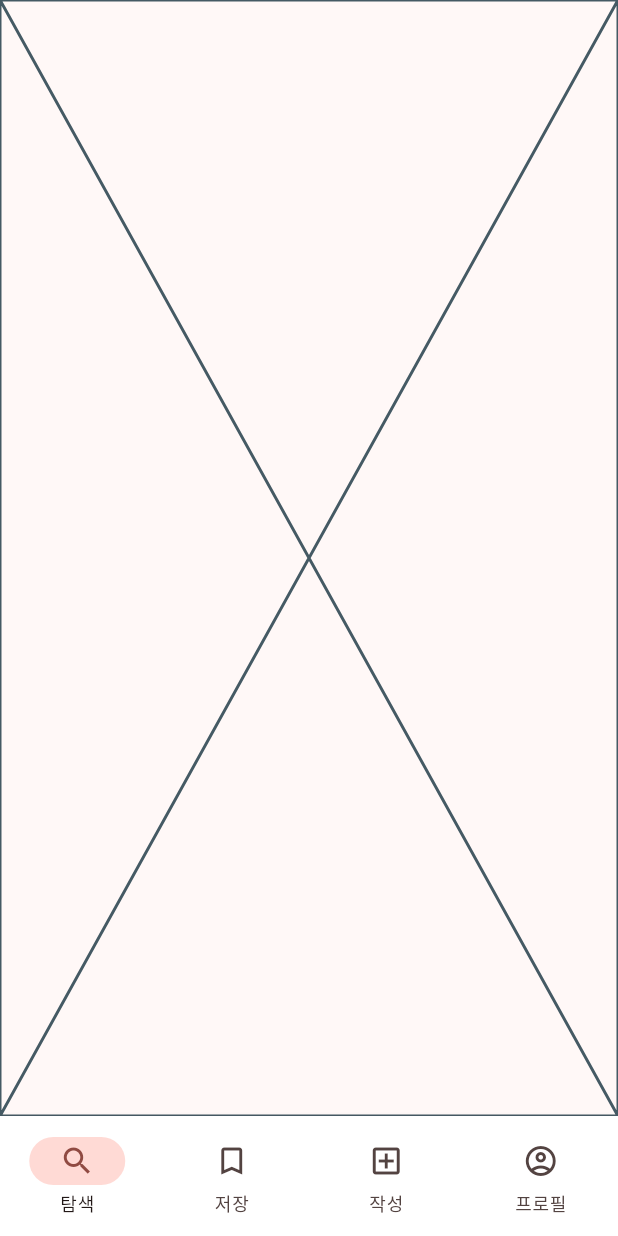
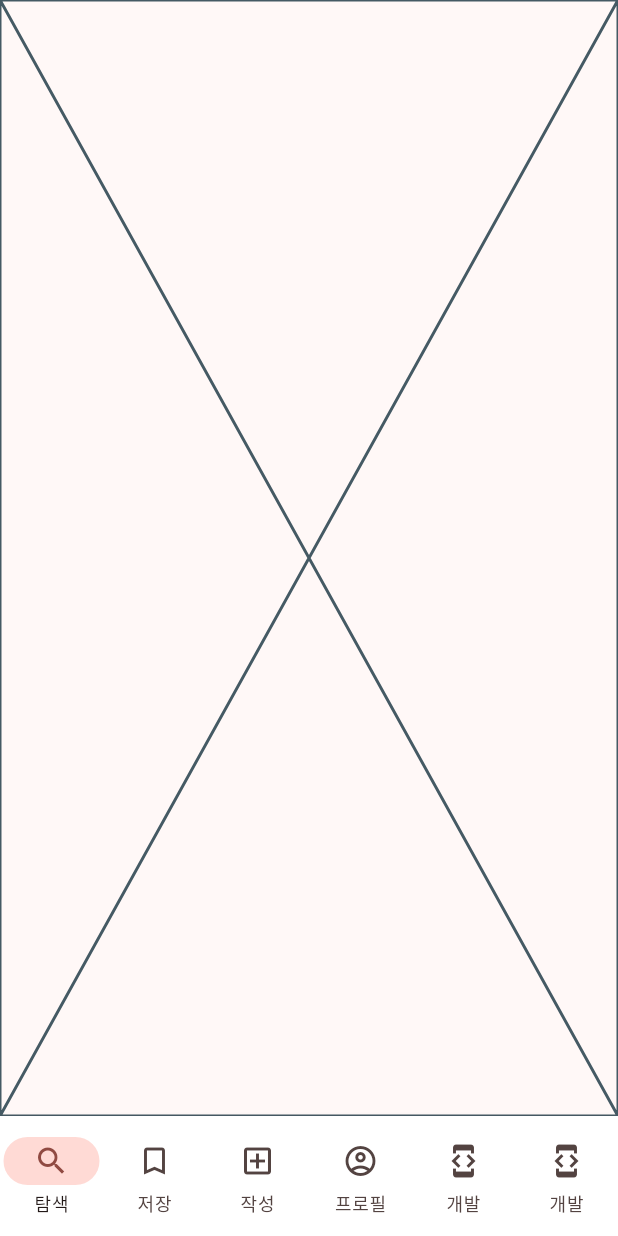
Before and after one commit to myshin22/madcamp-week2, a Flutter app: the screen it shows after launch, on a phone screen of 412 x 824 dp. Run offline on Flutter 3.47's test engine with Material 2 defaults, Android fonts, the phone set to English and light mode, and no system bars; our stand-ins replace font_awesome_flutter, google_sign_in; Roboto replaces fonts that are missing (SpoqaHanSansNeo).

```diff
--- /dev/null
+++ b/lib/api/google_auth.api.dart
@@ -0,0 +1,5 @@
+import 'package:google_sign_in/google_sign_in.dart';
+
+const _clientId =
+    '671247785492-8unuhkvvriechmk8io0ubdn25lqtpbll.apps.googleusercontent.com';
+final googleAuth = GoogleSignIn(clientId: _clientId);
--- a/lib/page/navigation.page.dart
+++ b/lib/page/navigation.page.dart
@@ -1,4 +1,6 @@
 import 'package:flutter/material.dart';
+import 'package:week2/page/login.page.dart';
+import 'package:week2/page/profile.page.dart';
 import 'package:week2/page/sample.page.dart';
 
 class NavigationPage extends StatefulWidget {
@@ -13,6 +15,12 @@ class _NavigationPageState extends State<NavigationPage> {
 
   @override
   Widget build(BuildContext context) {
+    final developerDestination = NavigationDestination(
+      icon: const Icon(Icons.developer_mode_outlined),
+      selectedIcon: Icon(Icons.developer_mode,
+          color: Theme.of(context).colorScheme.primary),
+      label: '개발',
+    );
     final destinations = [
       NavigationDestination(
         icon: const Icon(Icons.search),
@@ -36,12 +44,16 @@ class _NavigationPageState extends State<NavigationPage> {
             color: Theme.of(context).colorScheme.primary),
         label: '프로필',
       ),
+      developerDestination,
+      developerDestination
     ];
     final body = [
       const SamplePage(),
       const SamplePage(),
       const SamplePage(),
-      const SamplePage()
+      const SamplePage(),
+      const LoginPage(),
+      const ProfilePage(),
     ];
     return Scaffold(
       bottomNavigationBar: NavigationBar(
```
Also changed, not shown: lib/page/login.page.dart (added, +39 -0 lines), lib/page/profile.page.dart (added, +49 -0 lines).
